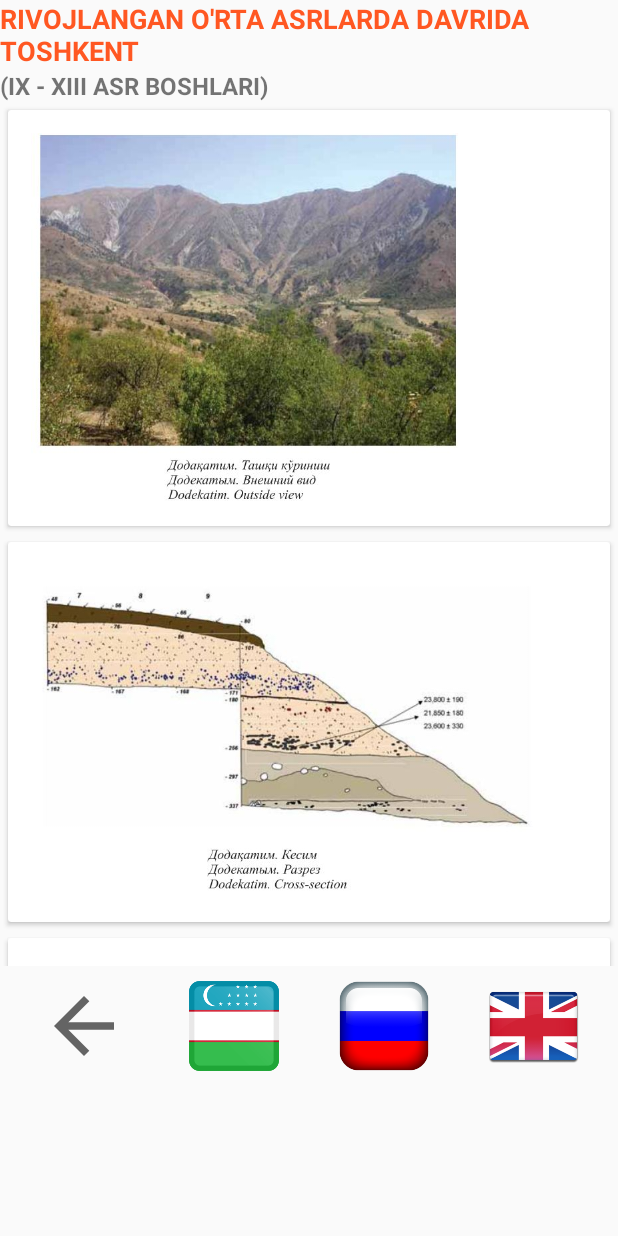
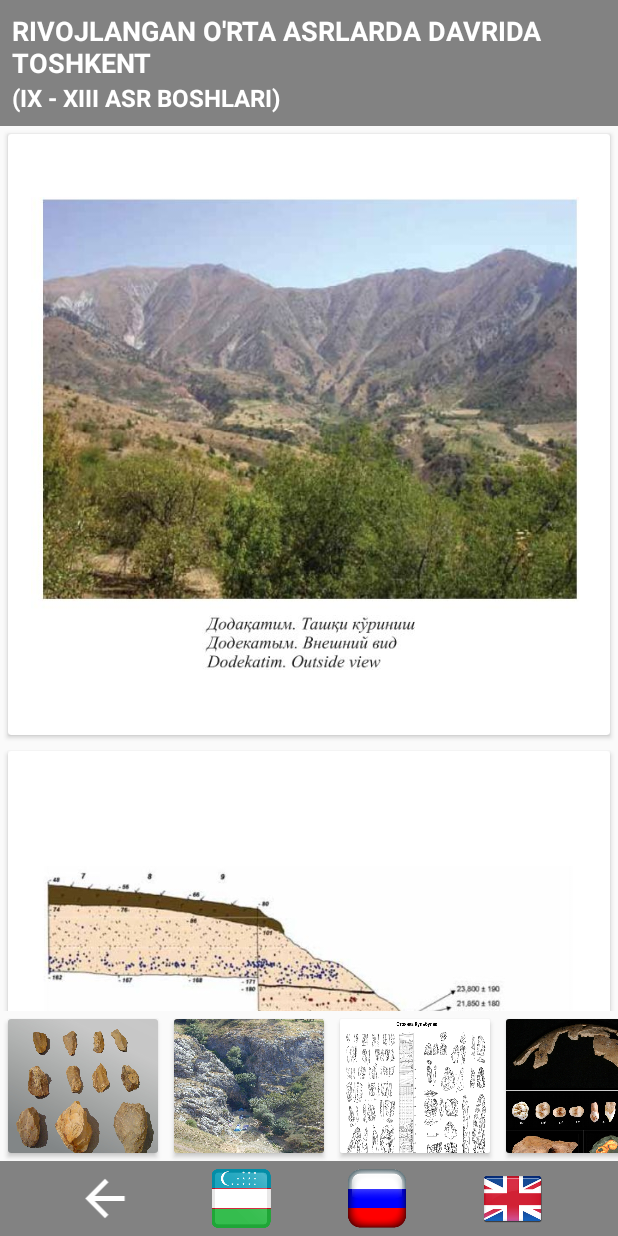
Before and after one commit to abbos2101/MuzeyVersion2, an Android app: the ContentActivity screen opened directly, with no data from a screen before it, on a phone screen of 412 x 824 dp. Run offline under Robolectric (Android 15) with nearby library versions, the phone set to English and light mode, and no system bars; our stand-ins replace Picasso; 2 statements that could not run were skipped.

Commit message:
NewDesign, NewInterface

```diff
--- a/app/build.gradle
+++ b/app/build.gradle
@@ -45,4 +45,5 @@ dependencies {
 
     implementation "androidx.room:room-runtime:2.2.5"
     kapt "androidx.room:room-compiler:2.2.5"
+    implementation 'com.squareup.picasso:picasso:2.71828'
 }
--- a/app/src/main/java/abbos2101/muzey/adapter/content/ContentAdapter.kt
+++ b/app/src/main/java/abbos2101/muzey/adapter/content/ContentAdapter.kt
@@ -35,8 +35,6 @@ class ContentAdapter(
     override fun onBindViewHolder(holder: ViewHolder, position: Int) {
         val contentHolder = ContentHolder(presenter, list)
         contentHolder.bindHolder(holder, position)
-        if (position != list.size - 1) presenter.setVisibleGallery(View.GONE)
-        else presenter.setVisibleGallery(View.VISIBLE)
     }
 
     fun setNewList(newList: ArrayList<ContentModel>) {
--- a/app/src/main/java/abbos2101/muzey/adapter/content/ContentHolder.kt
+++ b/app/src/main/java/abbos2101/muzey/adapter/content/ContentHolder.kt
@@ -1,12 +1,12 @@
 package abbos2101.muzey.adapter.content
 
 import abbos2101.muzey.R
-import abbos2101.muzey.common.getDrawableFromAssets
 import abbos2101.muzey.common.lang_id
 import abbos2101.muzey.database.model.ContentModel
 import abbos2101.muzey.ui.content.ContentPresenter
 import android.view.View
 import android.view.animation.AnimationUtils
+import com.squareup.picasso.Picasso
 
 class ContentHolder(
     private val presenter: ContentPresenter,
@@ -19,9 +19,11 @@ class ContentHolder(
 
         if (model.img_assets_url != null) {
             holder.img?.setVisibility(View.VISIBLE)
-            val drawableImg = getDrawableFromAssets(presenter.ctx, "${model.img_assets_url}")
+            Picasso
+                .get()
+                .load("file:///android_asset/${model.img_assets_url}")
+                .into(holder.img)
             holder.img?.startAnimation(AnimationUtils.loadAnimation(presenter.ctx, R.anim.alpha))
-            holder.img?.setBackgroundDrawable(drawableImg)
         } else if (model.img_assets_url == null) {
             holder.tv?.setVisibility(View.VISIBLE)
             if (lang_id == 1)
--- a/app/src/main/java/abbos2101/muzey/adapter/content_gallery/ContentGalleryHolder.kt
+++ b/app/src/main/java/abbos2101/muzey/adapter/content_gallery/ContentGalleryHolder.kt
@@ -1,12 +1,9 @@
 package abbos2101.muzey.adapter.content_gallery
 
 import abbos2101.muzey.R
-import abbos2101.muzey.common.getDrawableFromAssets
-import abbos2101.muzey.common.lang_id
-import abbos2101.muzey.database.model.ContentModel
 import abbos2101.muzey.ui.content.ContentPresenter
-import android.view.View
 import android.view.animation.AnimationUtils
+import com.squareup.picasso.Picasso
 
 class ContentGalleryHolder(
     private val presenter: ContentPresenter,
@@ -14,8 +11,11 @@ class ContentGalleryHolder(
 ) {
     fun bindHolder(holder: ContentGalleryAdapter.ViewHolder, position: Int) {
         val model = list[position]
-            val drawableImg = getDrawableFromAssets(presenter.ctx, "${model}")
-            holder.img?.startAnimation(AnimationUtils.loadAnimation(presenter.ctx, R.anim.alpha))
-            holder.img?.setBackgroundDrawable(drawableImg)
+        Picasso
+            .get()
+            .load("file:///android_asset/${model}")
+            .into(holder.img)
+        holder.img?.startAnimation(AnimationUtils.loadAnimation(presenter.ctx, R.anim.alpha))
+        holder.img?.setOnClickListener { presenter.itemGalleryClick() }
     }
 }
--- a/app/src/main/java/abbos2101/muzey/adapter/main/MainAdapter.kt
+++ b/app/src/main/java/abbos2101/muzey/adapter/main/MainAdapter.kt
@@ -9,7 +9,6 @@ import android.view.View
 import android.view.ViewGroup
 import android.widget.ImageView
 import android.widget.LinearLayout
-import android.widget.RatingBar
 import android.widget.TextView
 import androidx.recyclerview.widget.RecyclerView
 
--- a/app/src/main/java/abbos2101/muzey/ui/content/ContentAction.kt
+++ b/app/src/main/java/abbos2101/muzey/ui/content/ContentAction.kt
@@ -6,4 +6,5 @@ interface ContentAction {
     fun onUpdateMainList(newList: ArrayList<ContentModel>)
     fun onUpdateGalleryList(newList: ArrayList<String>)
     fun onVisibleGallery(visible: Int)
+    fun onItemGalleryClick(newList:ArrayList<String>)
 }
--- a/app/src/main/java/abbos2101/muzey/ui/content/ContentActivity.kt
+++ b/app/src/main/java/abbos2101/muzey/ui/content/ContentActivity.kt
@@ -5,6 +5,8 @@ import abbos2101.muzey.adapter.content.ContentAdapter
 import abbos2101.muzey.adapter.content_gallery.ContentGalleryAdapter
 import abbos2101.muzey.common.*
 import abbos2101.muzey.database.model.ContentModel
+import abbos2101.muzey.ui.view.ViewActivity
+import android.content.Intent
 import androidx.appcompat.app.AppCompatActivity
 import android.os.Bundle
 import android.view.View
@@ -17,6 +19,7 @@ class ContentActivity : AppCompatActivity(), ContentAction {
     private val presenter by lazy { ContentPresenter(this) }
     private val mainAdapter: ContentAdapter by lazy { ContentAdapter(presenter) }
     private val galleryAdapter: ContentGalleryAdapter by lazy { ContentGalleryAdapter(presenter) }
+    private var galleryList: ArrayList<String>? = null
 
     override fun onCreate(savedInstanceState: Bundle?) {
         super.onCreate(savedInstanceState)
@@ -46,10 +49,16 @@ class ContentActivity : AppCompatActivity(), ContentAction {
     }
 
     override fun onUpdateGalleryList(newList: ArrayList<String>) {
+        this.galleryList = newList
         galleryAdapter.setNewList(newList)
     }
 
     override fun onVisibleGallery(visible: Int) {
         content_rv_gallery.visibility = visible
     }
+
+    override fun onItemGalleryClick(newList: ArrayList<String>) {
+        val intent = Intent(this, ViewActivity::class.java).putExtra("list", newList)
+        startActivity(intent)
+    }
 }
--- a/app/src/main/res/drawable/bottom_back.xml
+++ b/app/src/main/res/drawable/bottom_back.xml
@@ -1,5 +1,10 @@
-<vector android:height="80dp" android:tint="?attr/colorControlNormal"
-    android:viewportHeight="24" android:viewportWidth="24"
-    android:width="80dp" xmlns:android="http://schemas.android.com/apk/res/android">
-    <path android:fillColor="@android:color/white" android:pathData="M20,11H7.83l5.59,-5.59L12,4l-8,8 8,8 1.41,-1.41L7.83,13H20v-2z"/>
+<vector xmlns:android="http://schemas.android.com/apk/res/android"
+    android:width="80dp"
+    android:height="80dp"
+    android:tint="#FFF"
+    android:viewportWidth="24"
+    android:viewportHeight="24">
+    <path
+        android:fillColor="@android:color/white"
+        android:pathData="M20,11H7.83l5.59,-5.59L12,4l-8,8 8,8 1.41,-1.41L7.83,13H20v-2z" />
 </vector>
--- a/app/src/main/res/layout/activity_content.xml
+++ b/app/src/main/res/layout/activity_content.xml
@@ -7,12 +7,19 @@
     android:orientation="vertical"
     tools:context=".ui.content.ContentActivity">
 
+    <LinearLayout
+        android:layout_width="match_parent"
+        android:layout_height="wrap_content"
+        android:background="@color/colorPrimaryDark"
+        android:orientation="vertical"
+        android:padding="8dp">
+
         <TextView
             android:id="@+id/content_tv_title"
             android:layout_width="match_parent"
             android:layout_height="wrap_content"
             android:text="RIVOJLANGAN O'RTA ASRLARDA DAVRIDA TOSHKENT"
-        android:textColor="#FF5722"
+            android:textColor="#FFF"
             android:textSize="18sp"
             android:textStyle="bold" />
 
@@ -21,8 +28,10 @@
             android:layout_width="match_parent"
             android:layout_height="wrap_content"
             android:text="(IX - XIII ASR BOSHLARI)"
+            android:textColor="#FFF"
             android:textSize="16sp"
             android:textStyle="bold" />
+    </LinearLayout>
 
     <androidx.recyclerview.widget.RecyclerView
         android:id="@+id/content_rv_main"
@@ -43,7 +52,8 @@
 
     <LinearLayout
         android:layout_width="match_parent"
-        android:layout_height="80dp"
+        android:layout_height="50dp"
+        android:background="@color/colorPrimaryDark"
         android:gravity="center"
         android:orientation="horizontal">
 
@@ -51,7 +61,7 @@
             android:id="@+id/content_img_back"
             android:layout_width="80dp"
             android:layout_height="match_parent"
-            android:layout_margin="10dp"
+            android:layout_margin="5dp"
             android:background="?attr/selectableItemBackground"
             android:clickable="true"
             android:src="@drawable/bottom_back" />
@@ -60,7 +70,7 @@
             android:id="@+id/content_img_uz"
             android:layout_width="80dp"
             android:layout_height="wrap_content"
-            android:layout_margin="10dp"
+            android:layout_margin="5dp"
             android:background="?attr/selectableItemBackground"
             android:clickable="true"
             android:src="@drawable/bottom_uz" />
@@ -69,7 +79,7 @@
             android:id="@+id/content_img_ru"
             android:layout_width="80dp"
             android:layout_height="wrap_content"
-            android:layout_margin="10dp"
+            android:layout_margin="5dp"
             android:background="?attr/selectableItemBackground"
             android:clickable="true"
             android:src="@drawable/bottom_ru" />
@@ -78,7 +88,7 @@
             android:id="@+id/content_img_en"
             android:layout_width="80dp"
             android:layout_height="wrap_content"
-            android:layout_margin="10dp"
+            android:layout_margin="5dp"
             android:background="?attr/selectableItemBackground"
             android:clickable="true"
             android:src="@drawable/bottom_en" />
--- a/app/src/main/res/layout/item_content.xml
+++ b/app/src/main/res/layout/item_content.xml
@@ -11,11 +11,12 @@
         android:layout_margin="15dp"
         android:orientation="vertical">
 
-        <ImageView
+        <androidx.appcompat.widget.AppCompatImageView
             android:id="@+id/item_content_img"
             android:layout_width="wrap_content"
             android:layout_height="wrap_content"
-            android:background="@drawable/img" />
+            android:scaleType="centerInside"
+            android:src="@drawable/img" />
 
         <TextView
             android:id="@+id/item_content_tv"
--- a/app/src/main/res/layout/item_content_gallery.xml
+++ b/app/src/main/res/layout/item_content_gallery.xml
@@ -9,5 +9,6 @@
         android:id="@+id/item_content_gallery_img"
         android:layout_width="100dp"
         android:layout_height="100dp"
-        android:background="@drawable/img" />
+        android:scaleType="fitXY"
+        android:src="@drawable/img" />
 </androidx.cardview.widget.CardView>
--- a/app/src/main/res/values/colors.xml
+++ b/app/src/main/res/values/colors.xml
@@ -1,6 +1,6 @@
 <?xml version="1.0" encoding="utf-8"?>
 <resources>
-    <color name="colorPrimary">#6200EE</color>
-    <color name="colorPrimaryDark">#3700B3</color>
+    <color name="colorPrimary">#C5C5C5</color>
+    <color name="colorPrimaryDark">#828282</color>
     <color name="colorAccent">#03DAC5</color>
 </resources>
```
Also changed, not shown: app/src/main/java/abbos2101/muzey/adapter/main/MainHolder.kt (+5 -2 lines), app/src/main/java/abbos2101/muzey/ui/content/ContentPresenter.kt (+15 -2 lines), app/src/main/java/abbos2101/muzey/ui/view/ViewActivity.kt (+10 -1 lines), app/src/main/res/drawable/progress_states.xml (added, +35 -0 lines), app/src/main/res/layout/activity_main.xml (+21 -4 lines), app/src/main/res/layout/activity_view.xml (+20 -3 lines), app/src/main/res/layout/item_main.xml (+21 -5 lines). Lines whose indentation alone changed are shown as unchanged.
